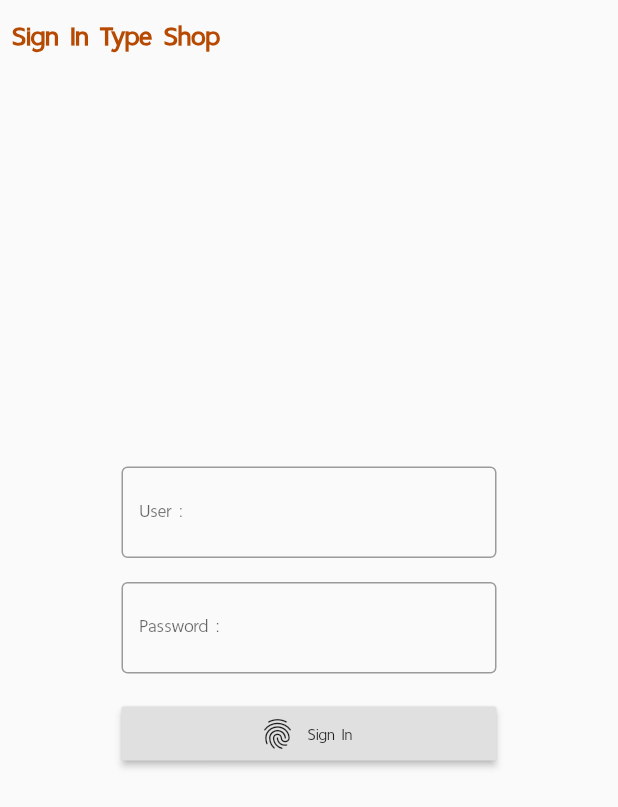
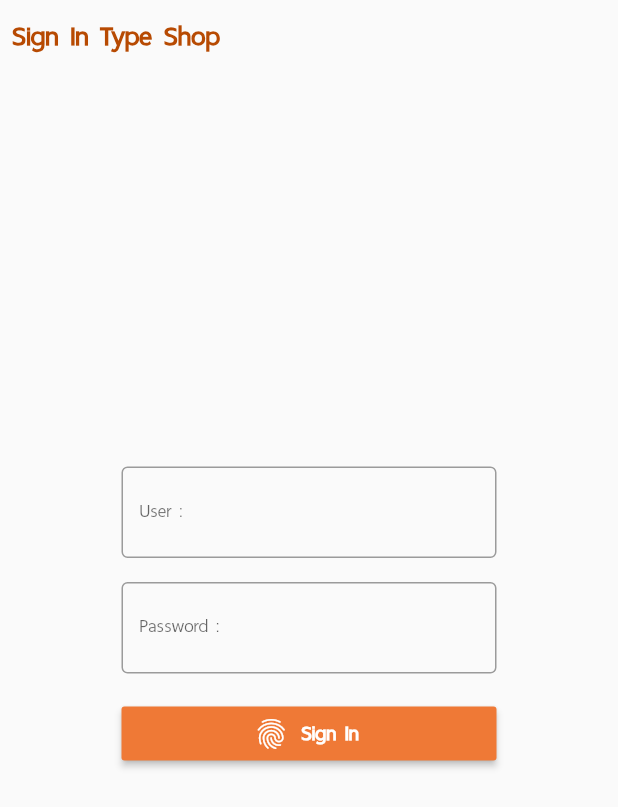
Before and after one commit to singhto/FoodLion, a Flutter app: the SignInshop widget shown alone on an empty page, opened directly, on a phone screen of 412 x 824 dp. Shown: the top 807 px of the screen. Run offline on Flutter 3.47's test engine with Material 2 defaults, Android fonts, the phone set to English and light mode, and no system bars; our stand-ins replace cached_network_image, carousel_slider, dio, google_maps_flutter, image_picker, location and 1 more; accounts and stored records are empty; network calls fail.

Commit message:
update After Lunch

```diff
--- a/lib/scaffold/home.dart
+++ b/lib/scaffold/home.dart
@@ -11,8 +11,7 @@ import 'package:foodlion/widget/signin_user.dart';
 import 'package:shared_preferences/shared_preferences.dart';
 
 import '../utility/my_style.dart';
-import '../utility/my_style.dart';
-import '../utility/my_style.dart';
+
 
 class Home extends StatefulWidget {
   final Widget currentWidget;
--- a/lib/utility/my_constant.dart
+++ b/lib/utility/my_constant.dart
@@ -10,6 +10,7 @@ class MyConstant {
   String urlAddDelivery = 'http://movehubs.com/app/addDelivery.php';
   String urlGetAllShop = 'http://movehubs.com/app/getAllShop.php';
   String urlGetUserShopWhereUser = 'http://movehubs.com/app/getUserWhereUser.php';
+  String urlGetAllBanner = 'http://movehubs.com/app/getAllBanner.php';
 
   MyConstant();
 }
--- a/lib/widget/signin_shop.dart
+++ b/lib/widget/signin_shop.dart
@@ -49,7 +49,7 @@ class _SignInshopState extends State<SignInshop> {
             ),
             Container(
               width: 250.0,
-              child: RaisedButton.icon(
+              child: RaisedButton.icon(color: MyStyle().primaryColor,
                 onPressed: () {
                   if (user == null ||
                       user.isEmpty ||
@@ -61,8 +61,8 @@ class _SignInshopState extends State<SignInshop> {
                     checkAuthen();
                   }
                 },
-                icon: Icon(Icons.fingerprint),
-                label: Text('Sign In'),
+                icon: Icon(Icons.fingerprint, color: Colors.white,),
+                label: Text('Sign In', style: MyStyle().h2StyleWhite,),
               ),
             ),
           ],
--- a/pubspec.yaml
+++ b/pubspec.yaml
@@ -28,6 +28,8 @@ dependencies:
   image_picker: ^0.6.4
   dio: ^2.1.3
   shared_preferences: ^0.5.6+3
+  carousel_slider: ^1.4.1
+  cached_network_image: ^2.0.0
 
 dev_dependencies:
   flutter_test:
```
Also changed, not shown: lib/models/banner_model.dart (added, +18 -0 lines), lib/widget/main_home.dart (+36 -8 lines), pubspec.lock, 1 other file.
